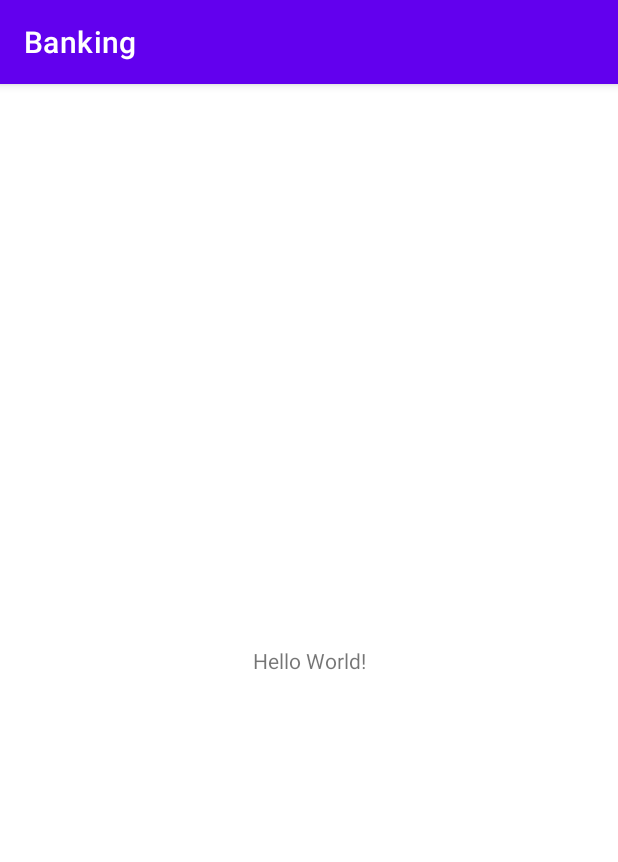
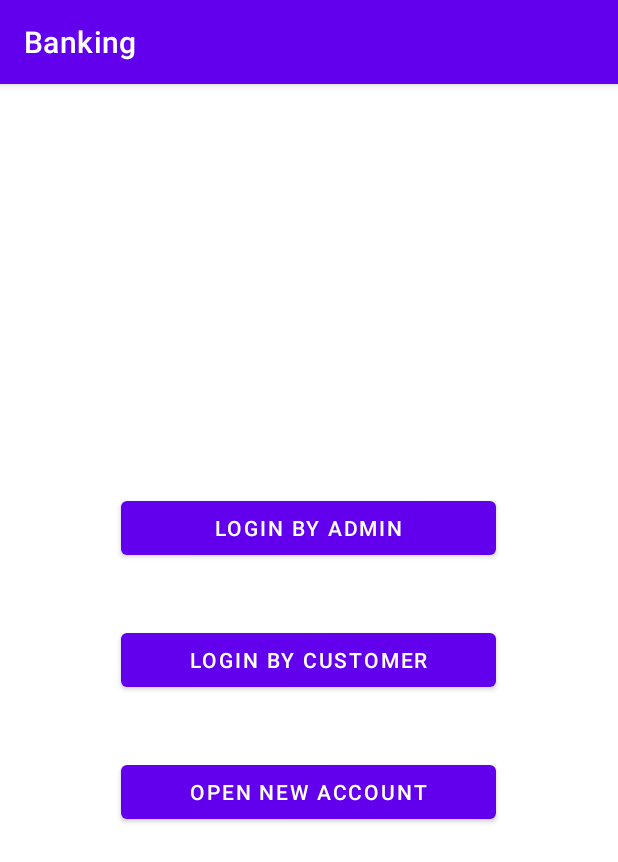
Before and after one commit to pravesh00/banking, an Android app: the screen it shows after launch (MainActivity), on a phone screen of 412 x 824 dp. Shown: the top 862 px of the screen. Run offline under Robolectric (Android 15) with nearby library versions, the phone set to English and light mode, and no system bars.

Commit message:
Added Login Page XML

```diff
--- a/app/src/main/res/layout/activity_main.xml
+++ b/app/src/main/res/layout/activity_main.xml
@@ -1,18 +1,37 @@
 <?xml version="1.0" encoding="utf-8"?>
-<androidx.constraintlayout.widget.ConstraintLayout xmlns:android="http://schemas.android.com/apk/res/android"
+<LinearLayout xmlns:android="http://schemas.android.com/apk/res/android"
     xmlns:app="http://schemas.android.com/apk/res-auto"
     xmlns:tools="http://schemas.android.com/tools"
     android:layout_width="match_parent"
     android:layout_height="match_parent"
+    android:orientation="vertical"
+    android:gravity="center"
     tools:context=".MainActivity">
 
-    <TextView
-        android:layout_width="wrap_content"
+    <com.google.android.material.button.MaterialButton
+        android:id="@+id/btnLoginCustomer"
+        android:layout_width="@dimen/buttonWidth"
         android:layout_height="wrap_content"
-        android:text="Hello World!"
-        app:layout_constraintBottom_toBottomOf="parent"
-        app:layout_constraintEnd_toEndOf="parent"
-        app:layout_constraintStart_toStartOf="parent"
-        app:layout_constraintTop_toTopOf="parent" />
+        android:layout_margin="@dimen/loginPageMargin"
+        android:text="@string/LoginAdmin"
+        tools:layout_editor_absoluteX="113dp"
+        tools:layout_editor_absoluteY="184dp" />
 
-</androidx.constraintlayout.widget.ConstraintLayout>
+    <com.google.android.material.button.MaterialButton
+        android:id="@+id/btnLoginAdmin"
+        android:layout_width="@dimen/buttonWidth"
+        android:layout_height="wrap_content"
+        android:layout_margin="@dimen/loginPageMargin"
+        android:text="@string/LoginCustomer"
+        tools:layout_editor_absoluteX="113dp"
+        tools:layout_editor_absoluteY="293dp" />
+
+    <com.google.android.material.button.MaterialButton
+        android:id="@+id/btnAddNewAccount"
+        android:layout_width="@dimen/buttonWidth"
+        android:layout_height="wrap_content"
+        android:layout_margin="@dimen/loginPageMargin"
+        android:text="@string/OpenAccount"
+        tools:layout_editor_absoluteX="150dp"
+        tools:layout_editor_absoluteY="450dp" />
+</LinearLayout>
--- /dev/null
+++ b/app/src/main/res/values/dim.xml
@@ -0,0 +1,5 @@
+<?xml version="1.0" encoding="utf-8"?>
+<resources>
+    <dimen name="buttonWidth">250sp</dimen>
+    <dimen name="loginPageMargin">20sp</dimen>
+</resources>
--- a/app/src/main/res/values/strings.xml
+++ b/app/src/main/res/values/strings.xml
@@ -1,3 +1,6 @@
 <resources>
     <string name="app_name">Banking</string>
+    <string name="LoginCustomer">Login by Customer</string>
+    <string name="LoginAdmin">Login by Admin</string>
+    <string name="OpenAccount">Open new Account</string>
 </resources>
```
